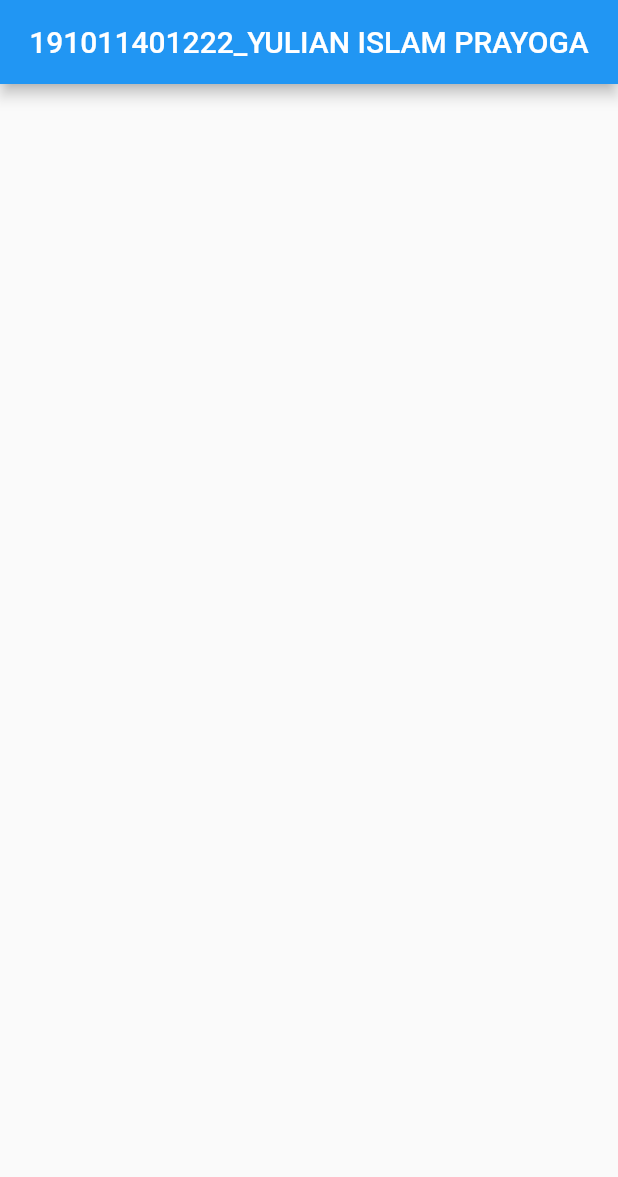
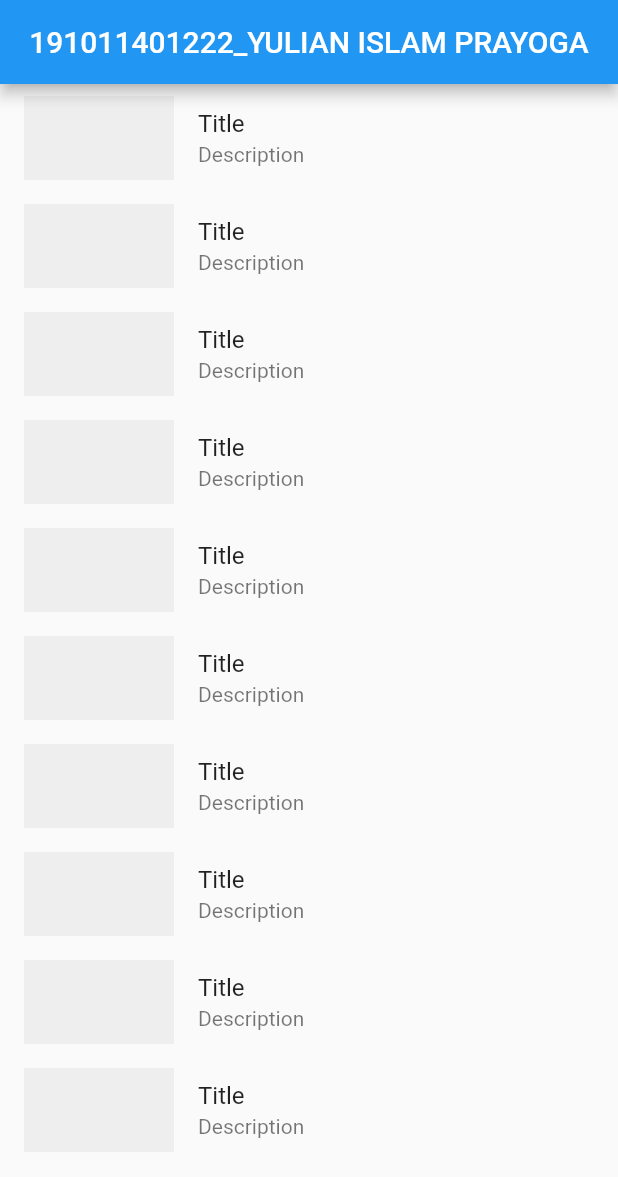
Before and after one commit to yiprayoga/news_app, a Flutter app: the screen it shows after launch, on a phone screen of 412 x 824 dp. Shown: the top 1177 px of the screen. Run offline on Flutter 3.47's test engine with Material 2 defaults, Android fonts, the phone set to English and light mode, and no system bars; our stand-ins replace dio; network calls fail.

Commit message:
first commit

```diff
--- a/lib/models/news_model.dart
+++ b/lib/models/news_model.dart
@@ -1,24 +1,12 @@
 class NewsModel {
   List<Data>? data;
+  NewsModel({this.data});
 
-  NewsModel({
-    this.data,
-  });
-
-  NewsModel.fromJson(Map<String, dynamic> json) {
-    if (json['data'] != null) {
-      data = <Data>[];
-      json['data'].forEach((v) {
-        data!.add(new Data.fromJson(v));
-      });
-    }
-  }
+  NewsModel.fromJson(Map<String, dynamic> json) {}
 
   Map<String, dynamic> toJson() {
     final Map<String, dynamic> data = new Map<String, dynamic>();
-    if (this.data != null) {
-      data['data'] = this.data!.map((v) => v.toJson()).toList();
-    }
+
     return data;
   }
 }
--- a/lib/screen/newsAppScreen.dart
+++ b/lib/screen/newsAppScreen.dart
@@ -1,6 +1,7 @@
 // ignore_for_file: file_names
 import 'package:flutter/material.dart';
 import 'package:newsapp/provider/news_provider.dart';
+import 'package:newsapp/screen/detail_page.dart';
 import 'package:provider/provider.dart';
 
 class NewsAppScreen extends StatefulWidget {
@@ -18,37 +19,44 @@ class _NewsAppScreenState extends State<NewsAppScreen> {
           title: const Center(child: Text("191011401222_YULIAN ISLAM PRAYOGA")),
         ),
         body: Consumer<NewsProvider>(builder: (context, provider, _) {
+          // ignore: dead_code
           return ListView.builder(
-              itemCount: provider.newsModel.data?.length ?? 0,
-              itemBuilder: (context, index) {
-                return ListTile(
-                  title: Column(
-                    children: [
-                      SizedBox(
-                        width: MediaQuery.of(context).size.width,
-                        child: Image.network(
-                            provider.newsModel.data![index].image!),
-                      )
-                    ],
-                  ),
-
-                  // leading: Container(
-                  //   //color: Colors.grey[200],
-                  //   height: 100,
-                  //   width: 100,
-                  //   child: Image.network(
-                  //     provider.newsModel.data![index].image!,
-                  //     fit: BoxFit.cover,
-                  //   ),
-                  // ),
-                  // title: Text(
-                  //   provider.newsModel.data![index].title!,
-                  //   maxLines: 2,
-                  //   overflow: TextOverflow.ellipsis,
-                  // ),
-                  // subtitle: Text(provider.newsModel.data![index].description!),
-                );
-              });
+            itemCount: 10,
+            itemBuilder: (context, index) {
+              return ListTile(
+                leading: Container(
+                  color: Colors.grey[200],
+                  height: 100,
+                  width: 100,
+                ),
+                title: Text(
+                  'Title',
+                  maxLines: 2,
+                  overflow: TextOverflow.ellipsis,
+                ),
+                subtitle: Text(
+                  'Description',
+                  maxLines: 2,
+                  overflow: TextOverflow.ellipsis,
+                ),
+                onTap: () {
+                  Navigator.push(
+                    context,
+                    MaterialPageRoute(
+                      builder: (c) => DetailPage(
+                          // url: _get[index]['url'],
+                          // title: _get[index]['title'],
+                          // content: _get[index]['content'],
+                          // urlToImage: _get[index]['urlToImage'],
+                          // author: _get[index]['author'],
+                          // publishedAt: _get[index]['publishedAt'],
+                          ),
+                    ),
+                  );
+                },
+              );
+            },
+          );
         }));
   }
 }
--- a/lib/services/news_service.dart
+++ b/lib/services/news_service.dart
@@ -5,7 +5,7 @@ class NewsService {
   Future<NewsModel> getNews() async {
     try {
       var response = await Dio().get(' https://api.indosiana.com/api/articles');
-      return NewsModel.fromJson({"data": response.data});
+      return NewsModel.fromJson(response.data);
     } on DioError catch (e) {
       print(e);
       return NewsModel.fromJson({});
```
Also changed, not shown: lib/screen/detail_page.dart (added, +14 -0 lines).
